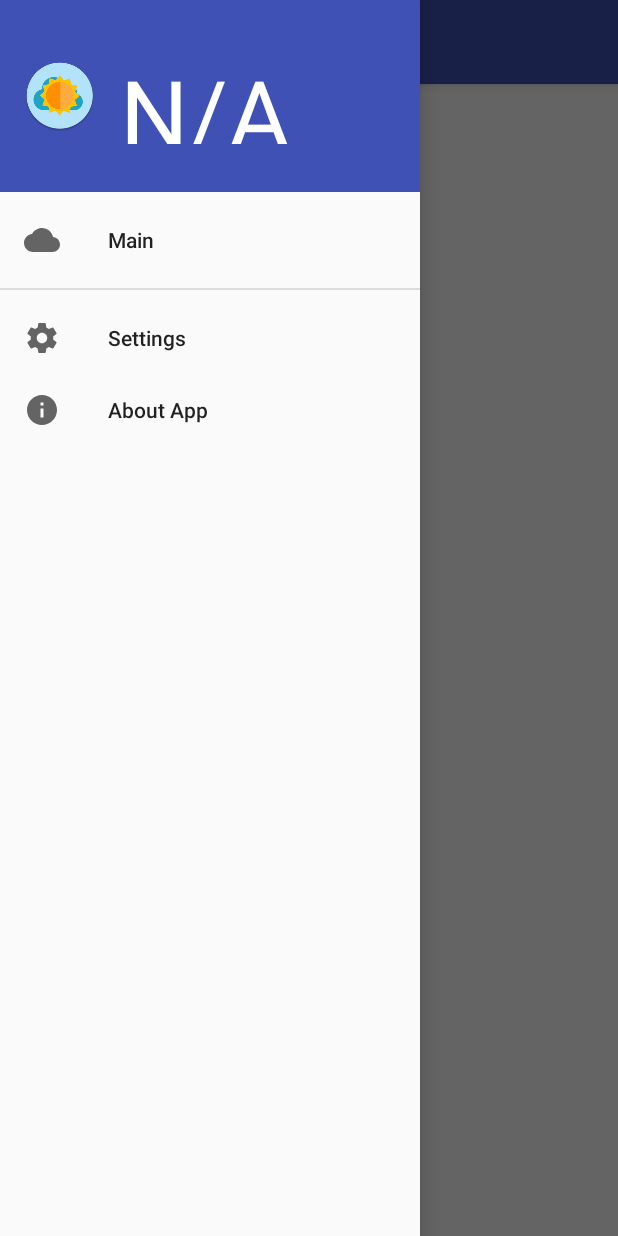
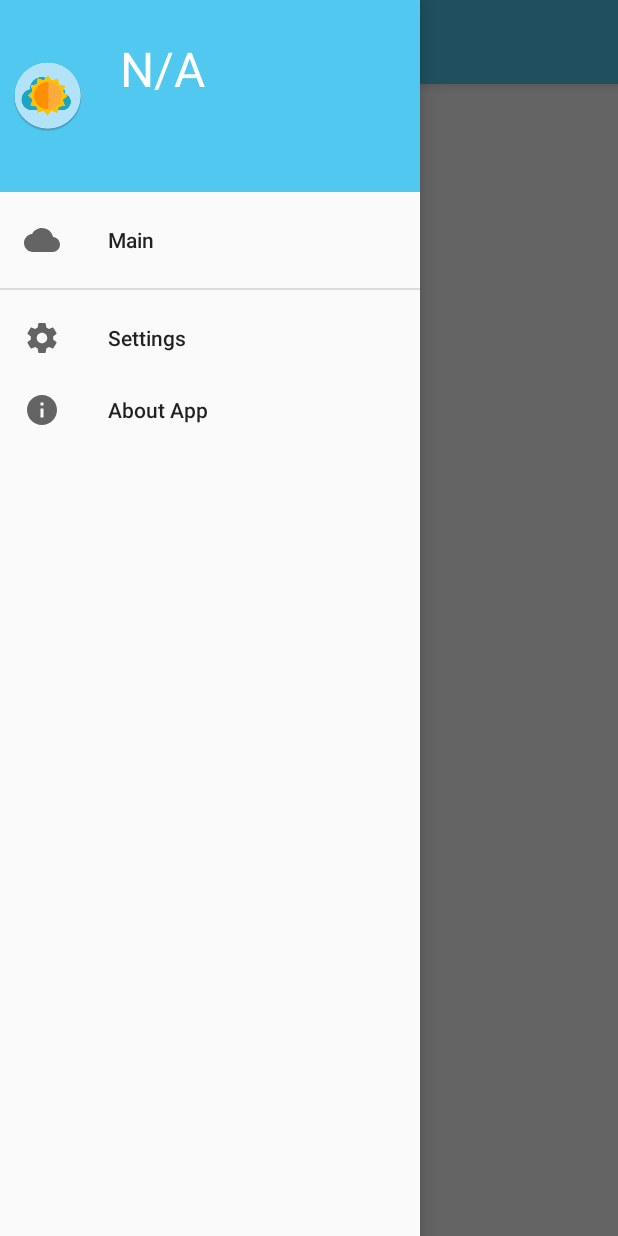
Before and after one commit to Mishkun/WeatherApp_yamblz2017, an Android app: the screen it shows after launch (HomeActivity), with the side drawer open, on a phone screen of 412 x 824 dp. Run offline under Robolectric (Android 15) with nearby library versions, the phone set to English and light mode, and no system bars.

Commit message:
Изменил тему приложения, убрал добавление в backstack при запуски Activity, переписал nav_header а constraint_layout, исправил длительность анимации parrot

```diff
--- a/WeatherApp/app/src/main/java/com/mishkun/weatherapp/HomeActivity.java
+++ b/WeatherApp/app/src/main/java/com/mishkun/weatherapp/HomeActivity.java
@@ -43,7 +43,7 @@ public class HomeActivity extends AppCompatActivity
         FragmentManager fm = getSupportFragmentManager();
         FragmentTransaction transaction = fm.beginTransaction();
         if (savedInstanceState == null){
-            transaction.replace(R.id.content, new HomeFragment(),HomeFragment.TAG).addToBackStack(HomeFragment.TAG).commit();
+            transaction.replace(R.id.content, new HomeFragment(),HomeFragment.TAG).commit();
         }else {
             if (savedInstanceState.getBoolean(KEY_NAVIGATION_DRAWER_OPENED)){
                 drawer.openDrawer(Gravity.START);
@@ -77,7 +77,6 @@ public class HomeActivity extends AppCompatActivity
         } else if (id == R.id.nav_about) {
             transaction.replace(R.id.content, new AboutFragment(), AboutFragment.TAG).addToBackStack(AboutFragment.TAG).commit();
         }
-
         DrawerLayout drawer = (DrawerLayout) findViewById(R.id.drawer_layout);
         drawer.closeDrawer(GravityCompat.START);
         return true;
--- a/WeatherApp/app/src/main/res/layout/nav_header_home.xml
+++ b/WeatherApp/app/src/main/res/layout/nav_header_home.xml
@@ -1,11 +1,13 @@
 <?xml version="1.0" encoding="utf-8"?>
-<LinearLayout
+<android.support.constraint.ConstraintLayout
     xmlns:android="http://schemas.android.com/apk/res/android"
     xmlns:app="http://schemas.android.com/apk/res-auto"
+    xmlns:tools="http://schemas.android.com/tools"
     android:layout_width="match_parent"
     android:layout_height="@dimen/nav_header_height"
     android:background="@drawable/side_nav_bar"
     android:gravity="bottom"
+    android:fitsSystemWindows="true"
     android:orientation="horizontal"
     android:padding="@dimen/activity_vertical_margin"
     android:theme="@style/ThemeOverlay.AppCompat.Dark">
@@ -15,14 +17,27 @@
         android:layout_width="wrap_content"
         android:layout_height="wrap_content"
         android:layout_gravity="center_vertical"
-        app:srcCompat="@mipmap/ic_launcher_round"/>
+        app:srcCompat="@mipmap/ic_launcher_round"
+        android:layout_marginTop="8dp"
+        app:layout_constraintTop_toTopOf="parent"
+        app:layout_constraintBottom_toBottomOf="parent"
+        android:layout_marginBottom="8dp"
+        app:layout_constraintStart_toStartOf="parent"
+        android:layout_marginStart="8dp"/>
 
     <TextView
-        android:layout_width="match_parent"
-        android:layout_height="wrap_content"
+        android:layout_width="wrap_content"
+        android:layout_height="match_parent"
         android:padding="@dimen/nav_header_vertical_spacing"
-        android:textSize="@dimen/extra_large_text"
+        android:textSize="@dimen/large_text"
         android:text="@string/temperature_navbar"
-        android:textAppearance="@style/TextAppearance.AppCompat.Body1"/>
+        android:textAppearance="@style/TextAppearance.AppCompat.Body1"
 
-</LinearLayout>
+        app:layout_constraintTop_toTopOf="parent"
+        android:layout_marginTop="8dp"
+        app:layout_constraintBottom_toBottomOf="parent"
+        android:layout_marginBottom="8dp"
+        app:layout_constraintStart_toEndOf="@+id/imageView"
+        android:layout_marginStart="8dp"/>
+
+</android.support.constraint.ConstraintLayout>
--- a/WeatherApp/app/src/main/res/values/colors.xml
+++ b/WeatherApp/app/src/main/res/values/colors.xml
@@ -1,6 +1,6 @@
 <?xml version="1.0" encoding="utf-8"?>
 <resources>
-    <color name="colorPrimary">#3F51B5</color>
-    <color name="colorPrimaryDark">#303F9F</color>
-    <color name="colorAccent">#FF4081</color>
+    <color name="colorPrimary">#50c8ef</color>
+    <color name="colorPrimaryDark">#1ea6c6</color>
+    <color name="colorAccent">#ffc400</color>
 </resources>
```
Also changed, not shown: WeatherApp/app/src/main/res/drawable/parrot.xml (+10 -10 lines).
